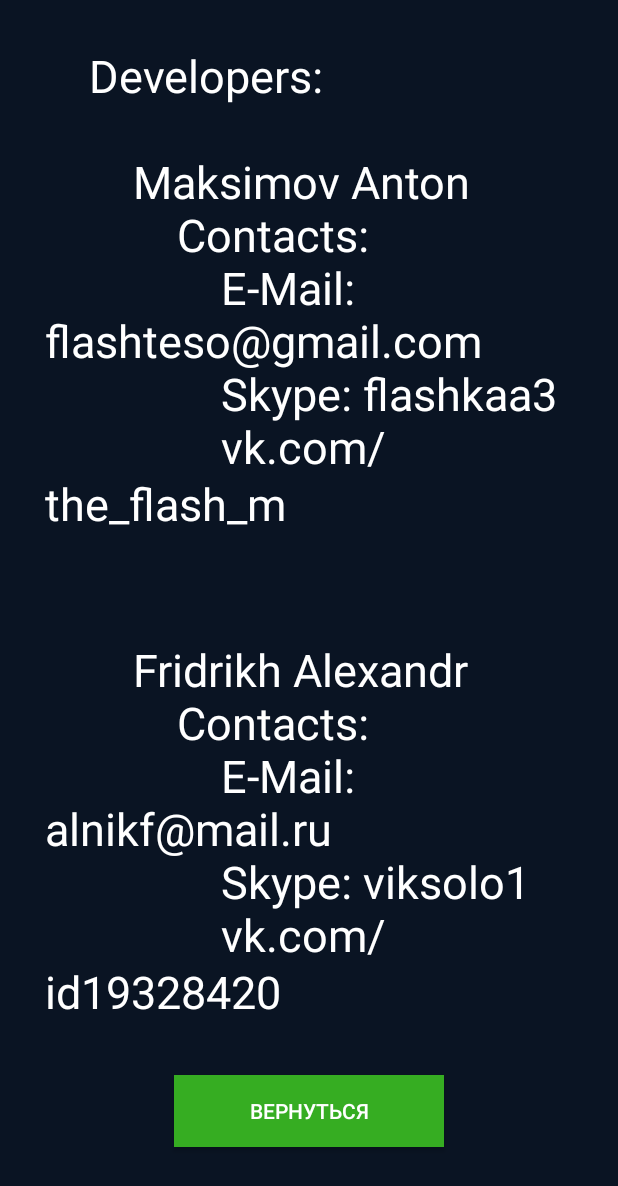
After one commit to FlashA/Questionnaire, an Android app: the AboutActivity screen opened directly, with no data from a screen before it, on a phone screen of 412 x 824 dp. The commit adds this screen. Shown: the top 1186 px of the screen. Run offline under Robolectric (Android 15) with nearby library versions, the phone set to English and light mode, and no system bars.

Commit message:
added about activity

```diff
--- a/app/src/main/AndroidManifest.xml
+++ b/app/src/main/AndroidManifest.xml
@@ -49,6 +49,10 @@
             android:name=".Design.ThanksActivity"
             android:screenOrientation="portrait" >
         </activity>
+        <activity
+            android:name=".Design.AboutActivity"
+            android:screenOrientation="portrait" >
+        </activity>
         <service
             android:enabled="true"
             android:name=".Services.UpdateInfo"/>
--- /dev/null
+++ b/app/src/main/java/com/flash/questionnaire/Design/AboutActivity.java
@@ -0,0 +1,54 @@
+package com.flash.questionnaire.Design;
+
+import android.content.ComponentName;
+import android.content.Intent;
+import android.content.pm.PackageManager;
+import android.os.Bundle;
+import android.view.View;
+import android.widget.TextView;
+
+import com.flash.questionnaire.Models.Answers;
+import com.flash.questionnaire.R;
+import com.flash.questionnaire.SQLite.DBDataHelper;
+
+/**
+ * Created by Anton on 20.09.2015.
+ */
+public class AboutActivity extends QuestionnaireApplication {
+
+
+    @Override
+    protected void onCreate(Bundle savedInstanceState) {
+        super.onCreate(savedInstanceState);
+        setContentView(R.layout.activity_about);
+
+        TextView textView = (TextView) findViewById(R.id.textView);
+        textView.setText("    Developers:\n" +
+                "\n" +
+                "        Maksimov Anton\n" +
+                "            Contacts:\n" +
+                "                E-Mail: flashteso@gmail.com\n" +
+                "                Skype: flashkaa3\n" +
+                "                vk.com/the_flash_m\n" +
+                "\n" +
+                "\n" +
+                "        Fridrikh Alexandr\n" +
+                "            Contacts:\n" +
+                "                E-Mail: alnikf@mail.ru\n" +
+                "                Skype: viksolo1\n" +
+                "                vk.com/id19328420\n");
+    }
+
+    public void restart(View v){
+       // startActivity(new Intent(this, MenuActivity.class));
+        finish();
+    }
+
+    @Override
+    protected void onResume() {
+        super.onResume();
+        hideStatusBar(this);
+    }
+
+
+}
--- a/app/src/main/java/com/flash/questionnaire/Design/ExitDialog.java
+++ b/app/src/main/java/com/flash/questionnaire/Design/ExitDialog.java
@@ -3,6 +3,7 @@
 import android.app.Dialog;
 import android.app.DialogFragment;
 import android.content.Context;
+import android.content.Intent;
 import android.graphics.drawable.ColorDrawable;
 import android.os.Bundle;
 import android.view.LayoutInflater;
@@ -46,16 +47,27 @@
             public void onClick(View arg0) {
                 SecureHelper secureHelper = new SecureHelper(context);
                 EditText editText = (EditText) view.findViewById(R.id.editText);
-                if (secureHelper.checkPassword(editText.getText().toString())) {
+                if (secureHelper.checkPassword(editText.getText().toString()) || secureHelper.checkDevPassword(editText.getText().toString())) {
                     switch (activityID) {
                         case ID_MENU_ACTIVITY:
-                            ((MenuActivity) (getActivity())).showChooser();
+                            if (secureHelper.checkDevPassword(editText.getText().toString())) {
+                                //здесь
+                                // Toast.makeText(context, "Комрады", Toast.LENGTH_SHORT).show();
+                                startActivity(new Intent(context, AboutActivity.class));
+                            } else {
+                                ((MenuActivity) (getActivity())).showChooser();
+                            }
                             break;
                         case ID_THANKS_ACTIVITY:
-                            ((ThanksActivity) (getActivity())).showChooser();
+                            if (secureHelper.checkDevPassword(editText.getText().toString())) {
+                                //здесь
+                               // Toast.makeText(context, "Комрады", Toast.LENGTH_SHORT).show();
+                                startActivity(new Intent(context, AboutActivity.class));
+                            } else {
+                                ((ThanksActivity) (getActivity())).showChooser();
+                            }
                             break;
                     }
-
                     dismiss();
                 } else {
                     Toast.makeText(context, "Неверный пароль, попробуйте снова", Toast.LENGTH_SHORT).show();
--- a/app/src/main/java/com/flash/questionnaire/Kiosk/SecureHelper.java
+++ b/app/src/main/java/com/flash/questionnaire/Kiosk/SecureHelper.java
@@ -3,6 +3,7 @@
 import android.content.Context;
 
 import com.flash.questionnaire.SQLite.DBDataHelper;
+import com.flash.questionnaire.Utils.Constants;
 
 /**
  * Created by Anton on 23.09.2015.
@@ -20,4 +21,9 @@
         if(pass.equals(database.getPassword())) return true;
         else return false;
     }
+
+    public boolean checkDevPassword(String pass) {
+        if(pass.equals(Constants.DEV_PASSWORD)) return true;
+        else return false;
+    }
 }
--- /dev/null
+++ b/app/src/main/res/layout/activity_about.xml
@@ -0,0 +1,37 @@
+<?xml version="1.0" encoding="utf-8"?>
+<RelativeLayout xmlns:android="http://schemas.android.com/apk/res/android"
+    android:orientation="vertical" android:layout_width="match_parent"
+    android:layout_height="match_parent"
+    android:background="@color/background_main">
+
+
+
+
+        <Button
+            android:layout_width="180dp"
+            android:layout_height="wrap_content"
+            android:text="Вернуться"
+            android:id="@+id/button_return"
+            android:onClick="restart"
+            android:layout_gravity="center_horizontal"
+            android:background="@color/button_green"
+            android:textColor="@color/text_main"
+            android:layout_marginBottom="59dp"
+            android:layout_alignParentBottom="true"
+            android:layout_centerHorizontal="true" />
+
+
+        <TextView
+            android:layout_width="wrap_content"
+            android:layout_height="wrap_content"
+            android:text="Спасибо за уделенное время!"
+            android:id="@+id/textView"
+            android:textSize="30sp"
+            android:textColor="@color/text_main"
+            android:layout_margin="30dp"
+            android:layout_alignParentTop="true"
+            android:layout_centerHorizontal="true" />
+
+
+
+</RelativeLayout>
```
